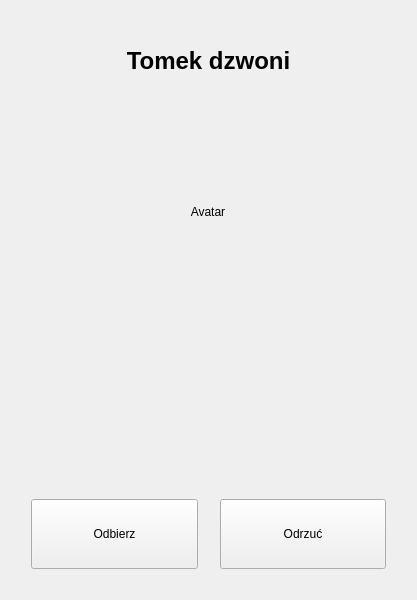
Above: JaroEliCall/gui/ui/interaction.ui from jaroslaw-wieczorek/Project_IP_Telephony_Python_Voip before the change. Below: the same form after it.
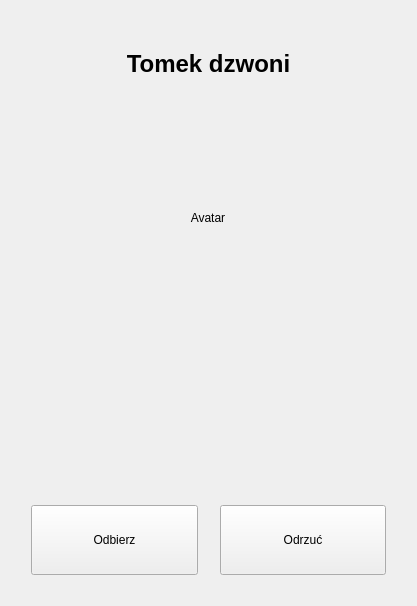
That is the form after the change. Icons and pictures are not drawn.

What changed in the file:
```diff
--- a/JaroEliCall/gui/ui/interaction.ui
+++ b/JaroEliCall/gui/ui/interaction.ui
@@ -7,7 +7,7 @@
     <x>0</x>
     <y>0</y>
     <width>417</width>
-    <height>600</height>
+    <height>606</height>
    </rect>
   </property>
   <property name="windowTitle">
```
Left out of the diff: 2 changed lines with no effect on the pictures.
